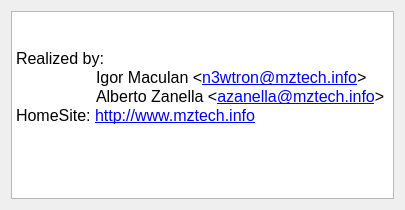
Before: the Qt Designer form ui/About.ui in gmarkall/qdot, drawn with Qt 5.
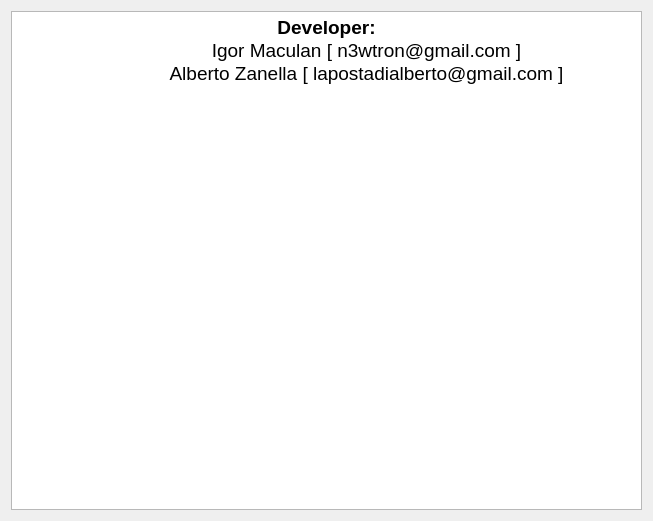
After: the same form once the commit is applied. Icons and pictures are not drawn.

What changed in the file:
```diff
--- a/ui/About.ui
+++ b/ui/About.ui
@@ -4,37 +4,38 @@
   <property name="windowModality" >
    <enum>Qt::WindowModal</enum>
   </property>
-  <property name="geometry" >
-   <rect>
-    <x>0</x>
-    <y>0</y>
-    <width>405</width>
-    <height>210</height>
-   </rect>
+  <property name="minimumSize">
+   <size>
+    <width>653</width>
+    <height>521</height>
+   </size>
   </property>
-  <property name="sizePolicy" >
-   <sizepolicy vsizetype="Fixed" hsizetype="Fixed" >
-    <horstretch>0</horstretch>
-    <verstretch>0</verstretch>
-   </sizepolicy>
+  <property name="maximumSize">
+   <size>
+    <width>653</width>
+    <height>521</height>
+   </size>
   </property>
   <property name="windowTitle" >
    <string>About QDot Generator</string>
   </property>
-  <layout class="QGridLayout" name="gridLayout" >
-   <item row="0" column="0" >
-    <widget class="QTextBrowser" name="textBrowser" >
-     <property name="html" >
-      <string>&lt;!DOCTYPE HTML PUBLIC "-//W3C//DTD HTML 4.0//EN" "http://www.w3.org/TR/REC-html40/strict.dtd">
-&lt;html>&lt;head>&lt;meta name="qrichtext" content="1" />&lt;style type="text/css">
+  <property name="windowIcon">
+   <iconset resource="../resource.qrc">
+    <normaloff>:/images/images/icon.png</normaloff>:/images/images/icon.png</iconset>
+  </property>
+  <layout class="QGridLayout" name="gridLayout">
+   <item row="0" column="0">
+    <widget class="QTextBrowser" name="textBrowser">
+     <property name="html">
+      <string>&lt;!DOCTYPE HTML PUBLIC &quot;-//W3C//DTD HTML 4.0//EN&quot; &quot;http://www.w3.org/TR/REC-html40/strict.dtd&quot;&gt;
+&lt;html&gt;&lt;head&gt;&lt;meta name=&quot;qrichtext&quot; content=&quot;1&quot; /&gt;&lt;style type=&quot;text/css&quot;&gt;
 p, li { white-space: pre-wrap; }
-&lt;/style>&lt;/head>&lt;body style=" font-family:'Verdana'; font-size:9pt; font-weight:400; font-style:normal;">
-&lt;p style="-qt-paragraph-type:empty; margin-top:0px; margin-bottom:0px; margin-left:0px; margin-right:0px; -qt-block-indent:0; text-indent:0px;">&lt;/p>
-&lt;p style="-qt-paragraph-type:empty; margin-top:0px; margin-bottom:0px; margin-left:0px; margin-right:0px; -qt-block-indent:0; text-indent:0px; font-size:12pt;">&lt;/p>
-&lt;p style=" margin-top:0px; margin-bottom:0px; margin-left:0px; margin-right:0px; -qt-block-indent:0; text-indent:0px; font-size:12pt;">Realized by:&lt;/p>
-&lt;p style=" margin-top:0px; margin-bottom:0px; margin-left:0px; margin-right:0px; -qt-block-indent:0; text-indent:0px; font-size:12pt;">	Igor Maculan &amp;lt;&lt;a href="mailto:n3wtron@mztech.info">&lt;span style=" text-decoration: underline; color:#0000ff;">n3wtron@mztech.info&lt;/span>&lt;/a>&amp;gt;&lt;/p>
-&lt;p style=" margin-top:0px; margin-bottom:0px; margin-left:0px; margin-right:0px; -qt-block-indent:0; text-indent:0px; font-size:12pt;">	Alberto Zanella &amp;lt;&lt;a href="mailto:azanella@mztech.info">&lt;span style=" text-decoration: underline; color:#0000ff;">azanella@mztech.info&lt;/span>&lt;/a>&amp;gt;&lt;/p>
-&lt;p style=" margin-top:0px; margin-bottom:0px; margin-left:0px; margin-right:0px; -qt-block-indent:0; text-indent:0px; font-size:12pt;">HomeSite: &lt;a href="http://www.mztech.info">&lt;span style=" text-decoration: underline; color:#0000ff;">http://www.mztech.info&lt;/span>&lt;/a>&lt;/p>&lt;/body>&lt;/html></string>
+&lt;/style&gt;&lt;/head&gt;&lt;body style=&quot; font-family:'Luxi Sans'; font-size:10pt; font-weight:400; font-style:normal;&quot;&gt;
+&lt;p align=&quot;center&quot; style=&quot; margin-top:0px; margin-bottom:0px; margin-left:0px; margin-right:0px; -qt-block-indent:0; text-indent:0px;&quot;&gt;&lt;a href=&quot;http://portal.mztech.info&quot;&gt;&lt;img src=&quot;:/images/logo&quot; /&gt;&lt;/a&gt;&lt;/p&gt;
+&lt;p align=&quot;center&quot; style=&quot; margin-top:0px; margin-bottom:0px; margin-left:0px; margin-right:0px; -qt-block-indent:0; text-indent:0px;&quot;&gt;&lt;span style=&quot; font-family:'Verdana'; font-size:14pt; font-weight:600;&quot;&gt;Developer:&lt;/span&gt;&lt;/p&gt;
+&lt;p align=&quot;center&quot; style=&quot; margin-top:0px; margin-bottom:0px; margin-left:0px; margin-right:0px; -qt-block-indent:0; text-indent:0px;&quot;&gt;&lt;span style=&quot; font-family:'Verdana'; font-size:14pt; font-weight:600;&quot;&gt;	&lt;/span&gt;&lt;span style=&quot; font-family:'Verdana'; font-size:14pt;&quot;&gt;Igor Maculan [ n3wtron@gmail.com ]&lt;/span&gt;&lt;/p&gt;
+&lt;p align=&quot;center&quot; style=&quot; margin-top:0px; margin-bottom:0px; margin-left:0px; margin-right:0px; -qt-block-indent:0; text-indent:0px;&quot;&gt;&lt;span style=&quot; font-family:'Verdana'; font-size:14pt;&quot;&gt;	Alberto Zanella [ lapostadialberto@gmail.com ]&lt;/span&gt;&lt;/p&gt;
+&lt;p style=&quot;-qt-paragraph-type:empty; margin-top:0px; margin-bottom:0px; margin-left:0px; margin-right:0px; -qt-block-indent:0; text-indent:0px; font-family:'Verdana';&quot;&gt;&lt;/p&gt;&lt;/body&gt;&lt;/html&gt;</string>
      </property>
      <property name="openExternalLinks" >
       <bool>true</bool>
```
Left out of the diff: 17 changed lines with no effect on the pictures.
